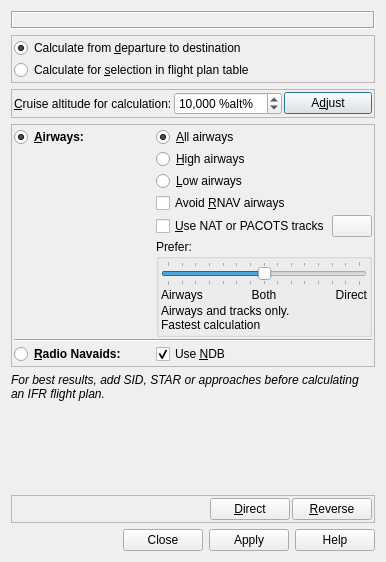
Before: the Qt Designer form src/route/routecalcdialog.ui in albar965/littlenavmap, drawn with Qt 5.
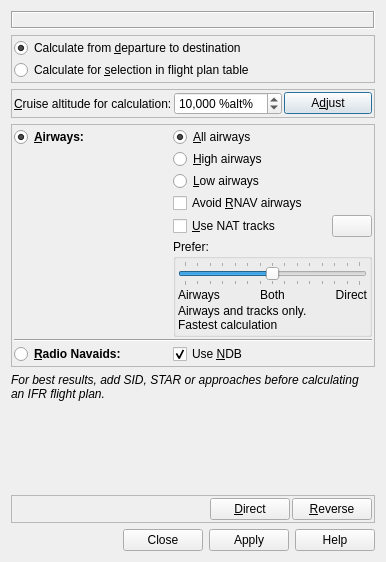
After: the same form once the commit is applied. Icons and pictures are not drawn.

Diff of the .ui file:
```diff
--- a/src/route/routecalcdialog.ui
+++ b/src/route/routecalcdialog.ui
@@ -361,7 +361,7 @@
          <string>Use downloaded NAT or PACOTS tracks.</string>
         </property>
         <property name="text">
-         <string>&amp;Use NAT or PACOTS tracks</string>
+         <string>&amp;Use NAT tracks</string>
         </property>
        </widget>
       </item>
```
Left out of the diff: 8 changed lines with no effect on the pictures.
